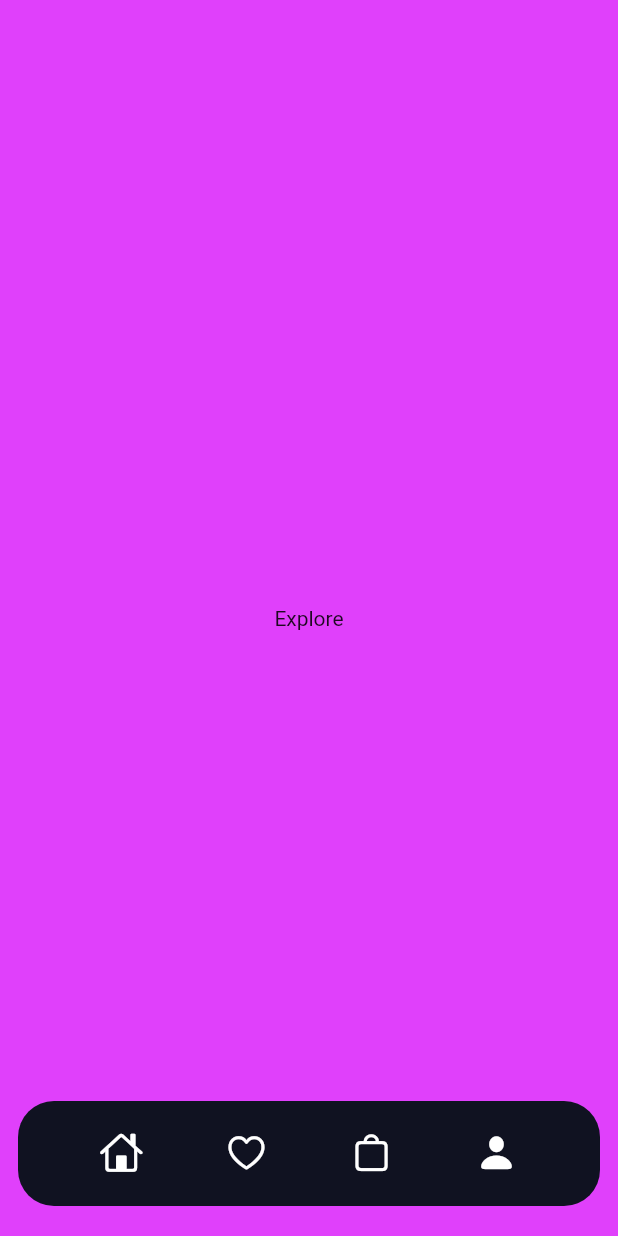
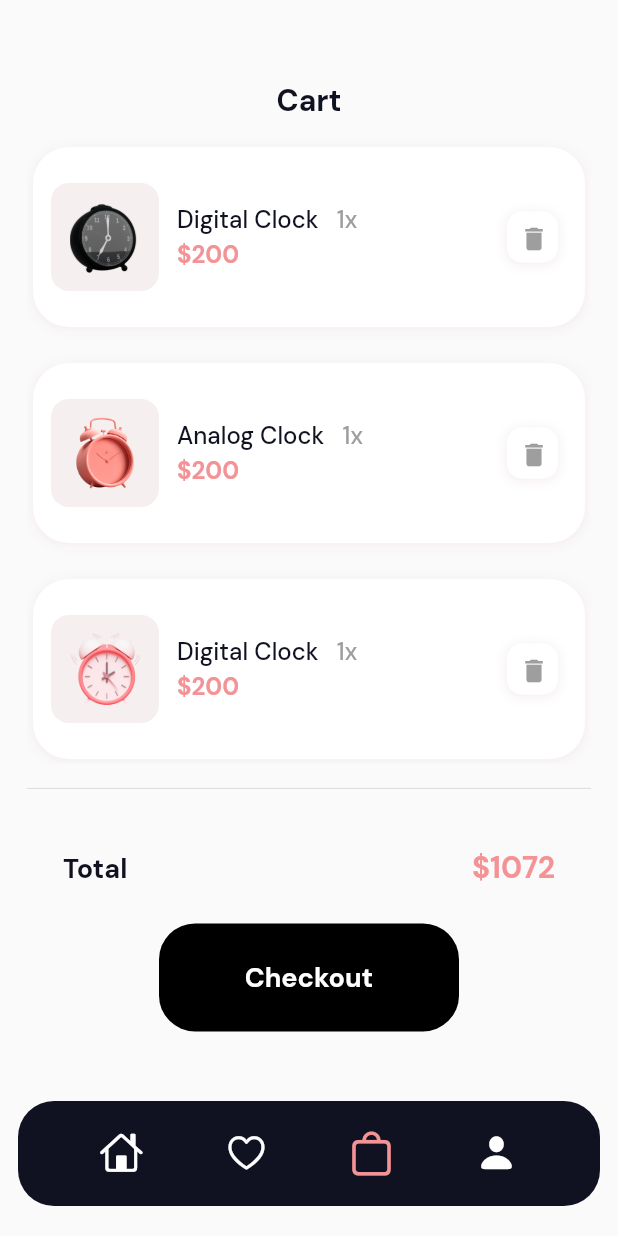
Before and after one commit to maheshmnj/flutter_ui_challenge, a Flutter app: the screen it shows after launch, item 3 of the bottom bar chosen, on a phone screen of 412 x 824 dp. Run offline on Flutter 3.47's test engine with Material 2 defaults, Android fonts, the phone set to English and light mode, and no system bars; our stand-ins replace google_fonts.

Commit message:
add cart page

```diff
--- a/lib/constants/colors.dart
+++ b/lib/constants/colors.dart
@@ -1,5 +1,8 @@
 import 'package:flutter/material.dart';
 
 const Color pink = Color(0xffF39396);
+const Color lightPink = Color(0xffFDEDED);
 const Color black = Color(0xff101221);
-const Color clockGrey = Color(0XFFFAFAFA);
+const Color clockGrey = Color.fromARGB(255, 246, 239, 239);
+const Color ratingsYellow = Color(0XFFFFC107);
+const Color lightGrey = Color(0XFF101221);
--- a/lib/constants/const.dart
+++ b/lib/constants/const.dart
@@ -1,4 +1,7 @@
 import 'package:flutter/material.dart';
+import 'package:flutter_ui_challenge/constants/constants.dart';
+import 'package:flutter_ui_challenge/constants/strings.dart';
+import 'package:flutter_ui_challenge/pages/detail.dart';
 
 const double size_sm_4 = 4.0;
 const double size_md_6 = 6.0;
@@ -7,7 +10,7 @@ const double size_ex_lg_24 = 24.0;
 const double circle_radius = 12.0;
 
 BoxShadow shadowLight = BoxShadow(
-    color: Colors.black.withOpacity(0.1),
+    color: clockGrey,
     blurRadius: 5,
     spreadRadius: 1,
     offset: const Offset(0, 1));
@@ -19,3 +22,56 @@ BoxShadow searchShadow = BoxShadow(
     offset: const Offset(0, 6));
 
 BorderRadius defaultRadius = BorderRadius.circular(circle_radius);
+
+/// sample data for clocks
+List<ClockModel> clocks = [
+  ClockModel(
+    'Digital Clock',
+    description,
+    price: 200,
+    rating: 2,
+    material: ClockMaterial.metal,
+    image: '$assetsPath/clock_dark.png',
+    type: Type.digital,
+  ),
+  ClockModel(
+    'Analog Clock',
+    description,
+    rating: 1,
+    price: 200,
+    type: Type.analog,
+  ),
+  ClockModel(
+    'Digital Clock',
+    description,
+    price: 200,
+    rating: 3,
+    image: '$assetsPath/minimal_pink.png',
+    type: Type.digital,
+  ),
+  ClockModel(
+    'Analog Clock',
+    description,
+    price: 200,
+    rating: 4,
+    material: ClockMaterial.metal,
+    image: '$assetsPath/clock_dark_pink.png',
+    type: Type.analog,
+  ),
+  ClockModel(
+    'Digital Clock',
+    description,
+    price: 200,
+    rating: 5,
+    image: '$assetsPath/clock_dark_pink.png',
+    type: Type.digital,
+  ),
+  ClockModel(
+    'Analog Clock',
+    description,
+    price: 200,
+    rating: 3,
+    image: '$assetsPath/clock_dark_pink.png',
+    type: Type.analog,
+  ),
+];
--- a/lib/constants/strings.dart
+++ b/lib/constants/strings.dart
@@ -7,3 +7,6 @@ const String assetsPath = 'assets';
   'Lamps',
   'Paintings'
 ];
+
+const String description =
+    'A classically designed analog clock that would add to the decor of your house. Analog clock has hour, minutes and seconds hands.';
--- a/lib/main.dart
+++ b/lib/main.dart
@@ -26,6 +26,8 @@ class MyApp extends StatelessWidget {
           textTheme: TextTheme(
             headline2: GoogleFonts.montserrat(
                 fontSize: 34, fontWeight: FontWeight.bold, color: Colors.white),
+            headline3: GoogleFonts.dmSans(
+                fontSize: 24, fontWeight: FontWeight.w700, color: Colors.black),
             headline4: GoogleFonts.dmSans(
                 fontSize: 18, fontWeight: FontWeight.bold, color: black),
             headline5: GoogleFonts.dmSans(
--- a/lib/pages/detail.dart
+++ b/lib/pages/detail.dart
@@ -0,0 +1,254 @@
+import 'package:flutter/cupertino.dart';
+import 'package:flutter/material.dart';
+import 'package:flutter_ui_challenge/constants/constants.dart';
+import 'package:flutter_ui_challenge/widgets/appbar.dart';
+import 'package:flutter_ui_challenge/widgets/carousel_indicator.dart';
+
+class ClockDetail extends StatefulWidget {
+  final String heroTag;
+  final ClockModel clock;
+  const ClockDetail({Key? key, required this.heroTag, required this.clock})
+      : super(key: key);
+
+  @override
+  ClockDetailState createState() => ClockDetailState();
+}
+
+class ClockDetailState extends State<ClockDetail> {
+  int carouselIndex = 0;
+  int carouselCount = 3;
+
+  @override
+  Widget build(BuildContext context) {
+    final size = MediaQuery.of(context).size;
+    return Material(
+      child: SingleChildScrollView(
+        child: Column(
+          children: [
+            SizedBox(
+              height: size.height * 0.5,
+              child: Stack(
+                children: [
+                  Hero(
+                    tag: widget.heroTag,
+                    child: PageView(
+                      onPageChanged: (x) {
+                        setState(() {
+                          carouselIndex = x;
+                        });
+                      },
+                      children: [
+                        for (int i = 0; i < carouselCount; i++)
+                          Container(
+                            margin: const EdgeInsets.all(size_md_6),
+                            height: size.height * 0.5,
+                            decoration: BoxDecoration(
+                                image: const DecorationImage(
+                                    image: AssetImage(
+                                        '$assetsPath/clock_home.png'),
+                                    fit: BoxFit.cover),
+                                borderRadius:
+                                    BorderRadius.circular(circle_radius * 4)),
+                          ),
+                      ],
+                    ),
+                  ),
+                  Column(
+                    children: [
+                      const SizedBox(
+                        height: size_md_6 * 4,
+                      ),
+                      Padding(
+                        padding: const EdgeInsets.symmetric(
+                            vertical: size_lg_14, horizontal: size_md_6 * 3),
+                        child: ClockBar(
+                          leading: const BackButton(
+                            color: Colors.white,
+                          ),
+                          trailing: Icon(CupertinoIcons.heart_fill,
+                              color: Colors.white.withOpacity(0.69)),
+                        ),
+                      ),
+                    ],
+                  ),
+                ],
+              ),
+            ),
+            const SizedBox(
+              height: size_md_6,
+            ),
+            CarouselIndicator(
+              count: 3,
+              currentIndex: carouselIndex,
+            ),
+            Padding(
+              padding: const EdgeInsets.all(size_ex_lg_24),
+              child: Row(
+                mainAxisAlignment: MainAxisAlignment.spaceBetween,
+                children: [
+                  Text(
+                    widget.clock.title,
+                    style: Theme.of(context).textTheme.headline3,
+                  ),
+                  Text(
+                    '\$${widget.clock.price}',
+                    style: Theme.of(context)
+                        .textTheme
+                        .headline5!
+                        .copyWith(color: pink),
+                  )
+                ],
+              ),
+            ),
+            Padding(
+                padding: const EdgeInsets.symmetric(horizontal: size_ex_lg_24),
+                child: RatingsIndicator(
+                  rating: widget.clock.rating,
+                )),
+            Padding(
+              padding: const EdgeInsets.symmetric(
+                  vertical: size_md_6 * 2, horizontal: size_ex_lg_24),
+              child: Text(
+                widget.clock.description,
+                style: const TextStyle(height: 2),
+              ),
+            ),
+            Padding(
+              padding: const EdgeInsets.symmetric(
+                  horizontal: size_ex_lg_24, vertical: size_lg_14),
+              child: Row(
+                children: [
+                  KChip(
+                    label: widget.clock.type.name,
+                    category: 'Type',
+                  ),
+                  KChip(
+                    label: widget.clock.material.name,
+                    category: 'Material',
+                  ),
+                ],
+              ),
+            ),
+            KButton(onTap: () {}, label: 'Add to cart')
+          ],
+        ),
+      ),
+    );
+  }
+}
+
+class KButton extends StatefulWidget {
+  final Function onTap;
+  final String label;
+  final double? width;
+  final double? height;
+
+  const KButton(
+      {Key? key,
+      required this.onTap,
+      required this.label,
+      this.height = size_ex_lg_24 * 3,
+      this.width = 350})
+      : super(key: key);
+
+  @override
+  _KButtonState createState() => _KButtonState();
+}
+
+class _KButtonState extends State<KButton> {
+  @override
+  Widget build(BuildContext context) {
+    return SizedBox(
+      height: widget.height,
+      width: widget.width,
+      child: ElevatedButton(
+        style: ButtonStyle(
+            shape: MaterialStateProperty.all<RoundedRectangleBorder>(
+                RoundedRectangleBorder(
+              borderRadius: BorderRadius.circular(size_ex_lg_24),
+            )),
+            elevation: MaterialStateProperty.all<double>(0),
+            backgroundColor: MaterialStateProperty.all<Color>(Colors.black)),
+        onPressed: () => widget.onTap(),
+        child: Text(
+          widget.label,
+          style: Theme.of(context)
+              .textTheme
+              .headline4!
+              .copyWith(color: Colors.white),
+        ),
+      ),
+    );
+  }
+}
+
+class RatingsIndicator extends StatelessWidget {
+  const RatingsIndicator(
+      {Key? key, required this.rating, this.totalRatings = 10})
+      : super(key: key);
+  final int rating;
+  final int totalRatings;
+
+  @override
+  Widget build(BuildContext context) {
+    return Row(
+      children: [
+        for (int i = 0; i < 5; i++)
+          Icon(Icons.star_sharp,
+              size: 14, color: rating > i ? ratingsYellow : Colors.grey),
+        const SizedBox(width: size_md_6),
+        Text('$rating/5'),
+        Text('($totalRatings)'),
+      ],
+    );
+  }
+}
+
+enum Type { digital, analog }
+enum ClockMaterial { plastic, metal }
+
+class ClockModel {
+  final String title;
+  final String description;
+  final String image;
+  final int price;
+  final Type type;
+  final ClockMaterial material;
+  final int rating;
+
+  ClockModel(this.title, this.description,
+      {this.price = 200,
+      required this.rating,
+      this.material = ClockMaterial.plastic,
+      this.image = '$assetsPath/clock_dark_pink.png',
+      this.type = Type.analog});
+}
+
+class KChip extends StatelessWidget {
+  final String label;
+  final String category;
+  const KChip({Key? key, required this.label, required this.category})
+      : super(key: key);
+
+  @override
+  Widget build(BuildContext context) {
+    return Column(
+      crossAxisAlignment: CrossAxisAlignment.start,
+      children: [
+        Text(
+          category,
+          style: Theme.of(context)
+              .textTheme
+              .headline4!
+              .copyWith(fontSize: 14, color: lightGrey),
+        ),
+        Chip(
+            backgroundColor: lightPink,
+            label: Text(
+              label,
+              style: const TextStyle(color: pink),
+            ))
+      ],
+    );
+  }
+}
--- a/lib/pages/home_main.dart
+++ b/lib/pages/home_main.dart
@@ -1,6 +1,7 @@
 import 'package:flutter/cupertino.dart';
 import 'package:flutter/material.dart';
 import 'package:flutter_ui_challenge/constants/constants.dart';
+import 'package:flutter_ui_challenge/pages/navigation/cart.dart';
 import 'package:flutter_ui_challenge/pages/navigation/home.dart';
 
 class MyHomePage extends StatefulWidget {
@@ -12,20 +13,25 @@ class MyHomePage extends StatefulWidget {
 
 class MyHomePageState extends State<MyHomePage> {
   int index = 0;
+  final Color selectedColor = pink;
   @override
   Widget build(BuildContext context) {
-    List<BottomNavBarItem> _items = const [
+    List<BottomNavBarItem> _items = [
       BottomNavBarItem(
-        child: Icon(CupertinoIcons.home, color: Colors.white),
+        child: Icon(CupertinoIcons.home,
+            color: index == 0 ? selectedColor : Colors.white),
       ),
       BottomNavBarItem(
-        child: Icon(CupertinoIcons.heart, color: Colors.white),
+        child: Icon(CupertinoIcons.heart,
+            color: index == 1 ? selectedColor : Colors.white),
       ),
       BottomNavBarItem(
-        child: Icon(CupertinoIcons.bag, color: Colors.white),
+        child: Icon(CupertinoIcons.bag,
+            color: index == 2 ? selectedColor : Colors.white),
       ),
       BottomNavBarItem(
-        child: Icon(CupertinoIcons.person_fill, color: Colors.white),
+        child: Icon(CupertinoIcons.person_fill,
+            color: index == 3 ? selectedColor : Colors.white),
       ),
     ];
     return Material(
@@ -40,11 +46,7 @@ class MyHomePageState extends State<MyHomePage> {
               color: Colors.accents[index],
               child: const Text('Favourate'),
             ),
-            Container(
-              alignment: Alignment.center,
-              color: Colors.accents[index],
-              child: const Text('Explore'),
-            ),
+            Cart(),
             Container(
               alignment: Alignment.center,
               color: Colors.accents[index],
@@ -58,6 +60,7 @@ class MyHomePageState extends State<MyHomePage> {
           right: 0,
           child: KBottomNavigation(
               hasLabel: false,
+              index: index,
               onChange: (x) {
                 setState(() {
                   index = x;
@@ -76,11 +79,15 @@ class KBottomNavigation extends StatefulWidget {
   final bool hasLabel;
   final Color backgroundColor;
 
+  /// selected index;
+  final int index;
+
   const KBottomNavigation(
       {Key? key,
       required this.children,
       this.onChange,
       this.hasLabel = false,
+      required this.index,
       this.backgroundColor = black})
       : super(key: key);
 
@@ -102,7 +109,8 @@ class _KBottomNavigationState extends State<KBottomNavigation> {
             onTap: () {
               widget.onChange?.call(i);
             },
-            child: Container(
+            child: Transform.scale(
+              scale: i == widget.index ? 1.2 : 1,
               child: widget.children[i].child,
             ),
           )
--- /dev/null
+++ b/lib/pages/navigation/cart.dart
@@ -0,0 +1,172 @@
+import 'package:flutter/material.dart';
+import 'package:flutter_ui_challenge/constants/colors.dart';
+import 'package:flutter_ui_challenge/constants/const.dart';
+import 'package:flutter_ui_challenge/pages/detail.dart';
+import 'package:flutter_ui_challenge/widgets/appbar.dart';
+import 'package:flutter_ui_challenge/widgets/widgets.dart';
+
+class Cart extends StatefulWidget {
+  const Cart({Key? key}) : super(key: key);
+
+  @override
+  _CartState createState() => _CartState();
+}
+
+class _CartState extends State<Cart> {
+  @override
+  Widget build(BuildContext context) {
+    return Material(
+      child: Padding(
+        padding: const EdgeInsets.symmetric(horizontal: size_md_6 * 3),
+        child: Column(
+          children: [
+            const SizedBox(
+              height: size_md_6 * 8,
+            ),
+            Padding(
+              padding: const EdgeInsets.symmetric(vertical: size_md_6),
+              child: ClockBar(
+                title: Text(
+                  'Cart',
+                  style: Theme.of(context)
+                      .textTheme
+                      .headline4!
+                      .copyWith(fontSize: 20),
+                ),
+              ),
+            ),
+            Expanded(
+                flex: 3,
+                child: ListView.builder(
+                    padding: EdgeInsets.zero,
+                    itemCount: clocks.length,
+                    itemBuilder: (_, index) {
+                      return Padding(
+                        padding: const EdgeInsets.symmetric(
+                            horizontal: size_sm_4, vertical: size_md_6 * 2),
+                        child: CartListTile(
+                          clock: clocks[index],
+                        ),
+                      );
+                    })),
+            const Padding(
+              padding: EdgeInsets.symmetric(vertical: 8.0),
+              child: Divider(),
+            ),
+            Expanded(
+              flex: 2,
+              child: Column(
+                children: [
+                  Padding(
+                    padding: const EdgeInsets.all(size_ex_lg_24),
+                    child: Row(
+                      mainAxisAlignment: MainAxisAlignment.spaceBetween,
+                      children: [
+                        Text(
+                          'Total',
+                          style: Theme.of(context).textTheme.headline4,
+                        ),
+                        Text(
+                          '\$1072',
+                          style: Theme.of(context)
+                              .textTheme
+                              .headline5!
+                              .copyWith(
+                                  color: pink,
+                                  fontWeight: FontWeight.w700,
+                                  fontSize: 20),
+                        )
+                      ],
+                    ),
+                  ),
+                  KButton(
+                    width: 200,
+                    onTap: () {},
+                    label: 'Checkout',
+                  ),
+                ],
+              ),
+            )
+          ],
+        ),
+      ),
+    );
+  }
+}
+
+class CartListTile extends StatelessWidget {
+  final ClockModel clock;
+  const CartListTile({Key? key, required this.clock}) : super(key: key);
+
+  @override
+  Widget build(BuildContext context) {
+    return Container(
+      height: 120,
+      decoration: BoxDecoration(
+          borderRadius: BorderRadius.circular(size_ex_lg_24),
+          color: Colors.white,
+          boxShadow: [shadowLight]),
+      child: Row(
+        crossAxisAlignment: CrossAxisAlignment.center,
+        children: [
+          Container(
+              height: size_ex_lg_24 * 3,
+              width: size_ex_lg_24 * 3,
+              margin: const EdgeInsets.all(size_md_6 * 2),
+              padding: const EdgeInsets.all(size_md_6 * 2),
+              decoration: BoxDecoration(
+                  color: clockGrey,
+                  borderRadius: BorderRadius.circular(size_ex_lg_24 * 0.5)),
+              child: Image.asset(clock.image)),
+          Expanded(
+              child: Row(
+            crossAxisAlignment: CrossAxisAlignment.center,
+            children: [
+              Expanded(
+                child: Column(
+                  mainAxisAlignment: MainAxisAlignment.center,
+                  crossAxisAlignment: CrossAxisAlignment.start,
+                  children: [
+                    RichText(
+                      text: TextSpan(
+                          style: Theme.of(context)
+                              .textTheme
+                              .headline5!
+                              .copyWith(color: black),
+                          children: [
+                            TextSpan(text: '${clock.title}'),
+                            TextSpan(
+                                text: '   1x',
+                                style: Theme.of(context)
+                                    .textTheme
+                                    .headline5!
+                                    .copyWith(color: Colors.grey))
+                          ]),
+                    ),
+                    const SizedBox(
+                      height: 2,
+                    ),
+                    Text('\$${clock.price}',
+                        style: Theme.of(context).textTheme.headline5!.copyWith(
+                              color: pink,
+                              fontWeight: FontWeight.w700,
+                            )),
+                  ],
+                ),
+              ),
+              SizedBox(
+                  height: 50,
+                  width: 50,
+                  child: KIcon(
+                      const Icon(Icons.delete, size: 20, color: Colors.grey),
+                      onTap: () {}))
+            ],
+          )),
+          const SizedBox(
+            width: 10,
+          )
+        ],
+      ),
+    );
+  }
+}
--- a/lib/widgets/appbar.dart
+++ b/lib/widgets/appbar.dart
@@ -17,7 +17,7 @@ class ClockBarState extends State<ClockBar> {
     return Row(
       mainAxisAlignment: MainAxisAlignment.spaceBetween,
       children: [
-        widget.leading ?? const BackButton(),
+        widget.leading ?? const SizedBox(),
         widget.title ?? const SizedBox(),
         widget.trailing ?? const SizedBox(),
       ],
--- a/lib/widgets/gridtile.dart
+++ b/lib/widgets/gridtile.dart
@@ -1,26 +1,25 @@
 import 'package:flutter/material.dart';
 import 'package:flutter_ui_challenge/constants/colors.dart';
 import 'package:flutter_ui_challenge/constants/const.dart';
+import 'package:flutter_ui_challenge/pages/detail.dart';
 
 class KGridTile extends StatelessWidget {
   const KGridTile(
       {Key? key,
-      required this.image,
-      required this.title,
-      required this.price,
+      required this.clock,
       this.onTap,
       this.onAddToCart})
       : super(key: key);
 
-  final String image;
-  final String title;
-  final int price;
+  final ClockModel clock;
   final Function? onTap;
   final Function(String)? onAddToCart;
 
   @override
   Widget build(BuildContext context) {
-    return Container(
+    return GestureDetector(
+      onTap: () => onTap!(),
+      child: Container(
         decoration: BoxDecoration(
             boxShadow: [shadowLight],
             color: Colors.white,
@@ -32,7 +31,7 @@ class KGridTile extends StatelessWidget {
               child: Container(
                 alignment: Alignment.center,
                 margin: const EdgeInsets.all(2),
-              child: Image.asset(image),
+                child: Image.asset(clock.image),
                 decoration: BoxDecoration(
                   borderRadius: defaultRadius.copyWith(
                     bottomLeft: Radius.zero,
@@ -52,7 +51,7 @@ class KGridTile extends StatelessWidget {
                       padding: const EdgeInsets.symmetric(
                           horizontal: 10, vertical: 12),
                       child: Text(
-                      title,
+                        clock.title,
                         style: Theme.of(context)
                             .textTheme
                             .headline4!
@@ -65,7 +64,7 @@ class KGridTile extends StatelessWidget {
                           ) +
                           EdgeInsets.only(bottom: 10),
                       child: Text(
-                      '\$$price',
+                        '\$${clock.price}',
                         style: Theme.of(context).textTheme.headline5,
                       ),
                     )
@@ -87,6 +86,7 @@ class KGridTile extends StatelessWidget {
             )
           ],
         ),
+      ),
     );
   }
 }
--- a/lib/widgets/search.dart
+++ b/lib/widgets/search.dart
@@ -45,7 +45,8 @@ class _SearchBuilderState extends State<SearchBuilder> {
           borderRadius: BorderRadius.circular(circle_radius * 1.6)),
       child: TextField(
           controller: controller,
-          onChanged: (x) => widget.onChange!(x),
+          onChanged: (x) =>
+              widget.onChange != null ? widget.onChange!(x) : null,
           textAlignVertical: TextAlignVertical.center,
           decoration: InputDecoration(
               border: InputBorder.none,
--- a/lib/widgets/widgets.dart
+++ b/lib/widgets/widgets.dart
@@ -72,7 +72,7 @@ class KIcon extends StatelessWidget {
   @override
   Widget build(BuildContext context) {
     return GestureDetector(
-      onTap: () => onTap!.call(),
+      onTap: () => onTap!(),
       child: Stack(
         children: [
           Padding(
```
Also changed, not shown: lib/pages/navigation/home.dart (+19 -7 lines), lib/widgets/carousel_indicator.dart (added, +42 -0 lines), lib/pages/navigation/explore.dart (deleted). Lines whose indentation alone changed are shown as unchanged.
